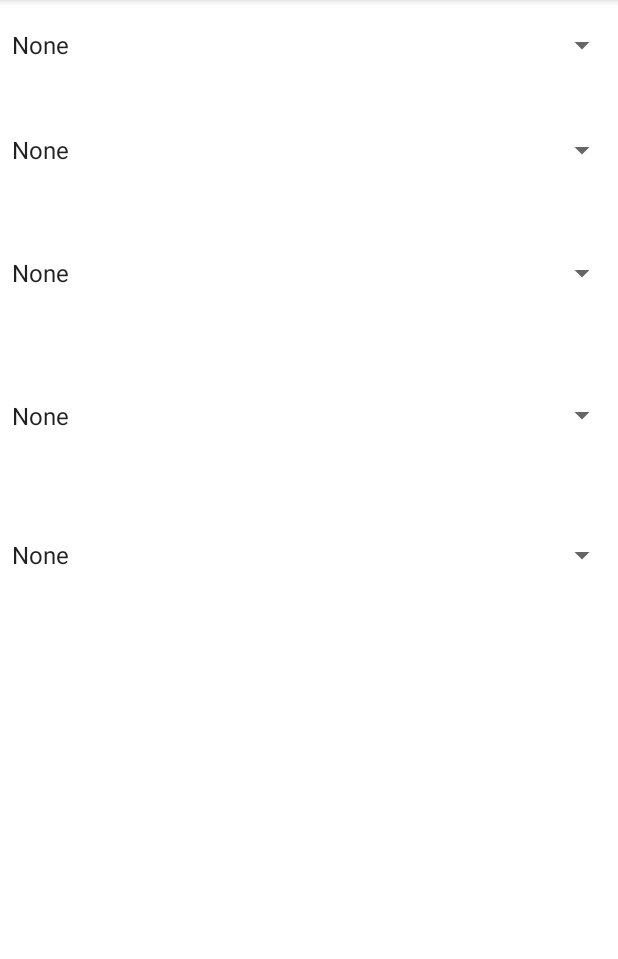
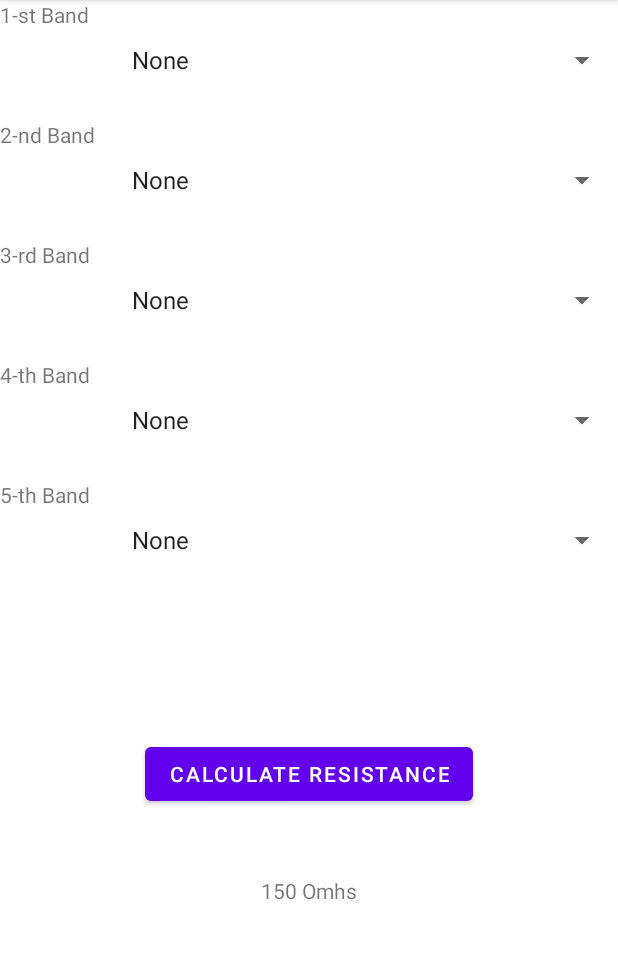
Before and after one commit to Double-Bonus/AppEmbeddedProjects, an Android app: the ResistanceFragment screen opened through its navigation route, on a phone screen of 412 x 824 dp, the part 84-1043 px from its top. Run offline under Robolectric (Android 15) with nearby library versions, the phone set to English and light mode, and no system bars.

Commit message:
Added text fields for bands and bnt

```diff
--- a/app/src/main/res/layout/fragment_resistance.xml
+++ b/app/src/main/res/layout/fragment_resistance.xml
@@ -9,11 +9,10 @@
 
     <Spinner
         android:id="@+id/spin_firstBand"
-        android:layout_width="match_parent"
-        android:layout_height="60dp"
+        android:layout_width="0dp"
+        android:layout_height="80dp"
         app:layout_constraintEnd_toEndOf="parent"
-        app:layout_constraintHorizontal_bias="1.0"
-        app:layout_constraintStart_toStartOf="parent"
+        app:layout_constraintStart_toEndOf="@+id/text_band_1"
         app:layout_constraintTop_toTopOf="parent" />
 
     <Spinner
@@ -21,23 +20,25 @@
         android:layout_width="0dp"
         android:layout_height="80dp"
         app:layout_constraintEnd_toEndOf="parent"
-        app:layout_constraintStart_toStartOf="parent"
+        app:layout_constraintHorizontal_bias="0.501"
+        app:layout_constraintStart_toEndOf="@+id/text_band_2"
         app:layout_constraintTop_toBottomOf="@+id/spin_firstBand" />
 
     <Spinner
         android:id="@+id/spin_thirdBand"
         android:layout_width="0dp"
-        android:layout_height="84dp"
+        android:layout_height="80dp"
         app:layout_constraintEnd_toEndOf="parent"
-        app:layout_constraintStart_toStartOf="parent"
+        app:layout_constraintHorizontal_bias="0.501"
+        app:layout_constraintStart_toEndOf="@+id/text_band_3"
         app:layout_constraintTop_toBottomOf="@+id/spin_secondBand" />
 
     <Spinner
         android:id="@+id/spin_fourthBand"
         android:layout_width="0dp"
-        android:layout_height="106dp"
+        android:layout_height="80dp"
         app:layout_constraintEnd_toEndOf="parent"
-        app:layout_constraintStart_toStartOf="parent"
+        app:layout_constraintStart_toEndOf="@+id/text_band_4"
         app:layout_constraintTop_toBottomOf="@+id/spin_thirdBand" />
 
     <Spinner
@@ -45,6 +46,69 @@
         android:layout_width="0dp"
         android:layout_height="80dp"
         app:layout_constraintEnd_toEndOf="parent"
+        app:layout_constraintStart_toEndOf="@+id/text_band_5"
+        app:layout_constraintTop_toBottomOf="@+id/spin_fourthBand" />
+
+    <Button
+        android:id="@+id/button"
+        android:layout_width="wrap_content"
+        android:layout_height="wrap_content"
+        android:layout_marginTop="92dp"
+        android:text="Calculate Resistance"
+        app:layout_constraintEnd_toEndOf="parent"
         app:layout_constraintStart_toStartOf="parent"
-        app:layout_constraintTop_toBottomOf="@+id/spin_fourthBand" />
+        app:layout_constraintTop_toBottomOf="@+id/spin_fifthBand" />
+
+    <TextView
+        android:id="@+id/text_band_1"
+        android:layout_width="80dp"
+        android:layout_height="80dp"
+        android:text="1-st Band"
+        app:layout_constraintStart_toStartOf="parent"
+        app:layout_constraintTop_toTopOf="parent" />
+
+
+    <TextView
+        android:id="@+id/text_band_2"
+        android:layout_width="80dp"
+        android:layout_height="80dp"
+        android:text="2-nd Band"
+        app:layout_constraintStart_toStartOf="parent"
+        app:layout_constraintTop_toBottomOf="@+id/text_band_1" />
+
+    <TextView
+        android:id="@+id/text_band_3"
+        android:layout_width="80dp"
+        android:layout_height="80dp"
+        android:text="3-rd Band"
+        app:layout_constraintStart_toStartOf="parent"
+        app:layout_constraintTop_toBottomOf="@+id/text_band_2" />
+
+    <TextView
+        android:id="@+id/text_band_4"
+        android:layout_width="80dp"
+        android:layout_height="80dp"
+        android:text="4-th Band"
+        app:layout_constraintStart_toStartOf="parent"
+        app:layout_constraintTop_toBottomOf="@+id/text_band_3" />
+
+    <TextView
+        android:id="@+id/text_band_5"
+        android:layout_width="80dp"
+        android:layout_height="80dp"
+        android:text="5-th Band"
+        app:layout_constraintStart_toStartOf="parent"
+        app:layout_constraintTop_toBottomOf="@+id/text_band_4" />
+
+    <TextView
+        android:id="@+id/text_omh_value"
+        android:layout_width="wrap_content"
+        android:layout_height="wrap_content"
+        android:layout_marginTop="44dp"
+        android:text="150 Omhs"
+        app:layout_constraintEnd_toEndOf="@+id/button"
+        app:layout_constraintStart_toStartOf="@+id/button"
+        app:layout_constraintTop_toBottomOf="@+id/button" />
+
+
 </androidx.constraintlayout.widget.ConstraintLayout>
```
